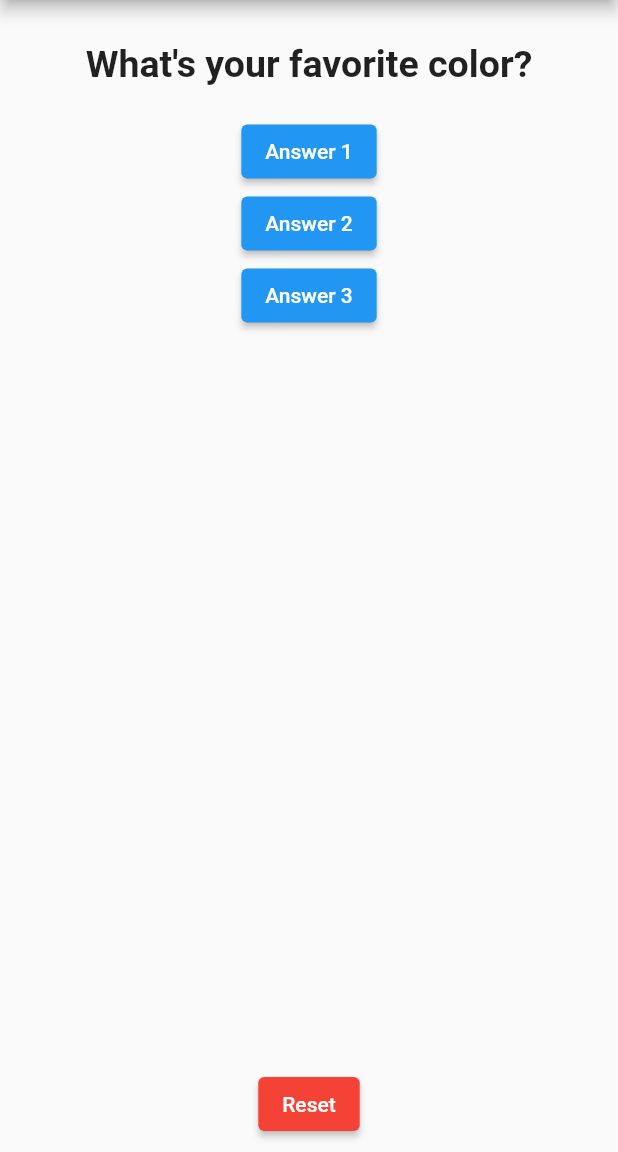
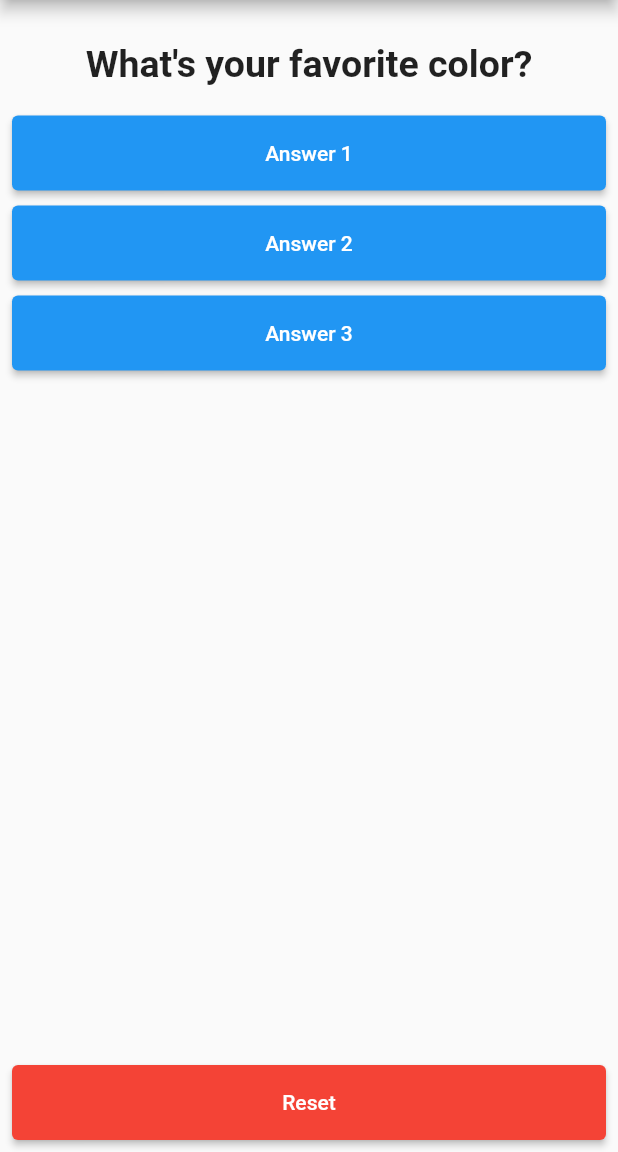
Before and after one commit to will-souza/quizapp, a Flutter app: the screen it shows after launch, on a phone screen of 412 x 824 dp, the part 84-1236 px from its top. Run offline on Flutter 3.47's test engine with Material 2 defaults, Android fonts, the phone set to English and light mode, and no system bars.

Commit message:
added SizedBox between answer buttons and changed to full width

```diff
--- a/lib/main.dart
+++ b/lib/main.dart
@@ -55,29 +55,58 @@ class _MyAppState extends State<MyApp> {
               ElevatedButton(
                 onPressed: _answerQuestion,
                 style: ButtonStyle(
-                  backgroundColor: MaterialStateProperty.all(Colors.blue),
+                  backgroundColor: MaterialStateProperty.all(
+                    Colors.blue,
+                  ),
+                  minimumSize: MaterialStateProperty.all(
+                    const Size.fromHeight(50),
+                  ),
                 ),
                 child: const Text('Answer 1'),
+              ),
+              const SizedBox(
+                height: 10,
               ),
               ElevatedButton(
                 onPressed: _answerQuestion,
                 style: ButtonStyle(
-                  backgroundColor: MaterialStateProperty.all(Colors.blue),
+                  backgroundColor: MaterialStateProperty.all(
+                    Colors.blue,
+                  ),
+                  minimumSize: MaterialStateProperty.all(
+                    const Size.fromHeight(50),
+                  ),
                 ),
                 child: const Text('Answer 2'),
+              ),
+              const SizedBox(
+                height: 10,
               ),
               ElevatedButton(
                 onPressed: _answerQuestion,
                 style: ButtonStyle(
-                  backgroundColor: MaterialStateProperty.all(Colors.blue),
+                  backgroundColor: MaterialStateProperty.all(
+                    Colors.blue,
+                  ),
+                  minimumSize: MaterialStateProperty.all(
+                    const Size.fromHeight(50),
+                  ),
                 ),
                 child: const Text('Answer 3'),
+              ),
+              const SizedBox(
+                height: 10,
               ),
               const Spacer(),
               ElevatedButton(
                 onPressed: _resetQuestions,
                 style: ButtonStyle(
-                  backgroundColor: MaterialStateProperty.all(Colors.red),
+                  backgroundColor: MaterialStateProperty.all(
+                    Colors.red,
+                  ),
+                  minimumSize: MaterialStateProperty.all(
+                    const Size.fromHeight(50),
+                  ),
                 ),
                 child: const Text('Reset'),
               ),
```
